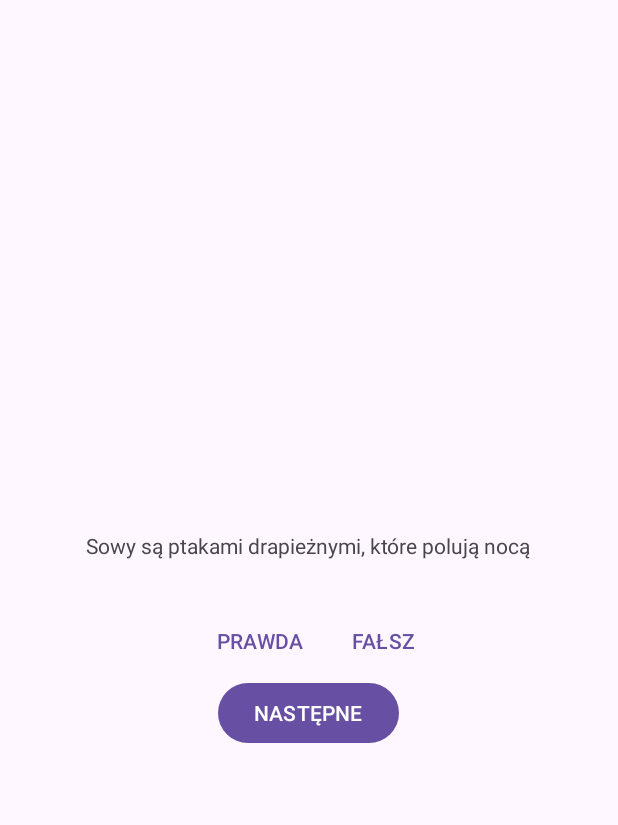
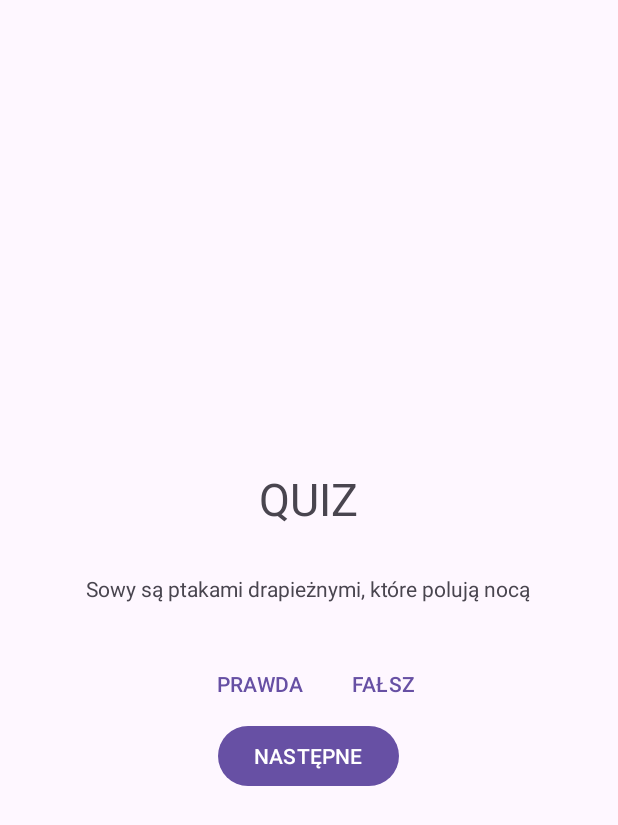
Before and after one commit to izabelqa/myQuizApp, an Android app: the screen it shows after launch (MainActivity), on a phone screen of 412 x 824 dp. Shown: the top 825 px of the screen. Run offline under Robolectric (Android 15) with nearby library versions, the phone set to English and light mode, and no system bars.

Commit message:
my-Quiz-App

```diff
--- a/app/src/main/java/com/exe/quiz/MainActivity.java
+++ b/app/src/main/java/com/exe/quiz/MainActivity.java
@@ -14,6 +14,7 @@ public class MainActivity extends AppCompatActivity {
     private Button falseButton;
     private Button nextButton;
     private TextView questionText;
+    private TextView titleText;
     private Button restartButton;
 
     private int currentIndex = 0;
@@ -25,6 +26,7 @@ public class MainActivity extends AppCompatActivity {
         super.onCreate(savedInstanceState);
         setContentView(R.layout.activity_main);
 
+        titleText = findViewById(R.id.title_text);
         trueButton = findViewById(R.id.trueB);
         falseButton = findViewById(R.id.falseB);
         nextButton = findViewById(R.id.nextB);
--- a/app/src/main/res/layout/activity_main.xml
+++ b/app/src/main/res/layout/activity_main.xml
@@ -7,6 +7,14 @@
     android:gravity="center"
     android:orientation="vertical"
     tools:context=".MainActivity">
+
+    <TextView
+        android:id="@+id/title_text"
+        android:layout_width="wrap_content"
+        android:layout_height="wrap_content"
+        android:text="@string/app_name"
+        android:textSize="30sp"
+        android:layout_marginTop="16dp"/>
 
     <TextView
         android:id="@+id/question_text"
--- a/app/src/main/res/values/strings.xml
+++ b/app/src/main/res/values/strings.xml
@@ -1,5 +1,5 @@
 <resources>
-    <string name="app_name">Quiz</string>
+    <string name="app_name">QUIZ</string>
     <string name="button_true">PRAWDA</string>
     <string name="button_false">FAŁSZ</string>
     <string name="button_next">NASTĘPNE</string>
```
